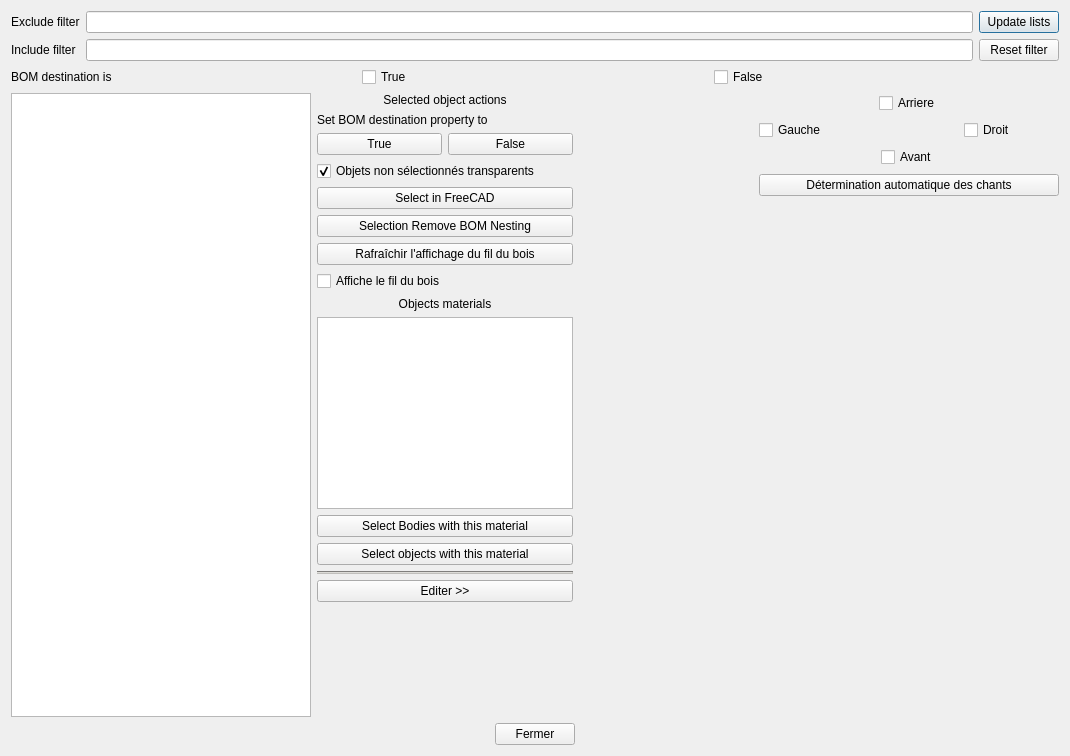
First picture: the form in BOM_objects_managment.ui, repository Matt-Kron/FreeCAD_BespokeFurniture, before the edit.
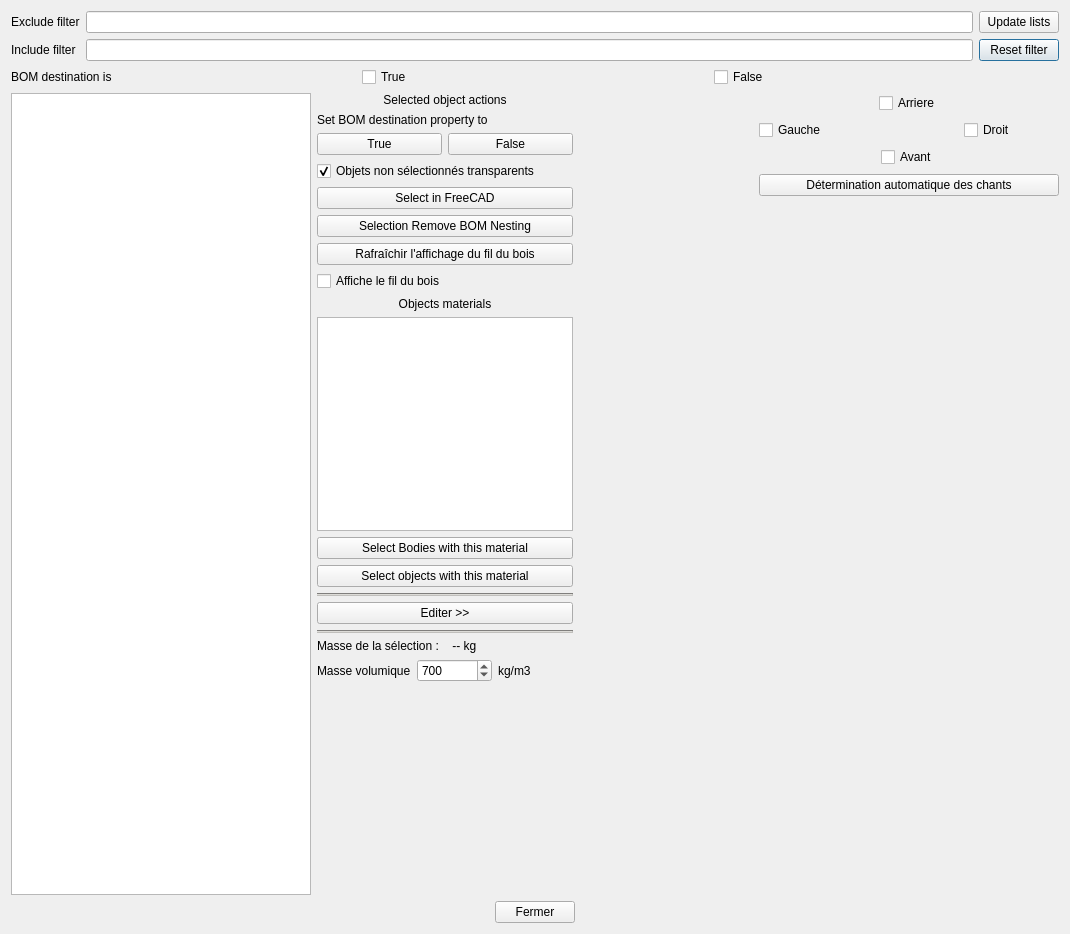
Second picture: the form after the edit. Icons and pictures are not drawn.

Commit message: Masse selection dans BOM mgt

```diff
--- a/BOM_objects_managment.ui
+++ b/BOM_objects_managment.ui
@@ -7,7 +7,7 @@
     <x>0</x>
     <y>0</y>
     <width>1070</width>
-    <height>756</height>
+    <height>934</height>
    </rect>
   </property>
   <property name="windowTitle">
@@ -19,20 +19,6 @@
    </property>
    <item>
     <layout class="QGridLayout" name="gridLayout">
-     <item row="0" column="0">
-      <widget class="QLabel" name="label_6">
-       <property name="text">
-        <string>Exclude filter</string>
-       </property>
-      </widget>
-     </item>
-     <item row="0" column="2">
-      <widget class="QPushButton" name="excludeFilter_update_pushButton">
-       <property name="text">
-        <string>Update lists</string>
-       </property>
-      </widget>
-     </item>
      <item row="0" column="1">
       <widget class="QLineEdit" name="excludeFilter_lineEdit">
        <property name="clearButtonEnabled">
@@ -40,6 +26,13 @@
        </property>
       </widget>
      </item>
+     <item row="1" column="1">
+      <widget class="QLineEdit" name="includeFilter_lineEdit">
+       <property name="clearButtonEnabled">
+        <bool>true</bool>
+       </property>
+      </widget>
+     </item>
      <item row="1" column="0">
       <widget class="QLabel" name="label_7">
        <property name="text">
@@ -47,13 +40,6 @@
        </property>
       </widget>
      </item>
-     <item row="1" column="1">
-      <widget class="QLineEdit" name="includeFilter_lineEdit">
-       <property name="clearButtonEnabled">
-        <bool>true</bool>
-       </property>
-      </widget>
-     </item>
      <item row="1" column="2">
       <widget class="QPushButton" name="resetFilter_pushButton">
        <property name="text">
@@ -61,6 +47,20 @@
        </property>
       </widget>
      </item>
+     <item row="0" column="0">
+      <widget class="QLabel" name="label_6">
+       <property name="text">
+        <string>Exclude filter</string>
+       </property>
+      </widget>
+     </item>
+     <item row="0" column="2">
+      <widget class="QPushButton" name="excludeFilter_update_pushButton">
+       <property name="text">
+        <string>Update lists</string>
+       </property>
+      </widget>
+     </item>
     </layout>
    </item>
    <item>
@@ -231,6 +231,65 @@
          </property>
         </widget>
        </item>
+       <item>
+        <widget class="QFrame" name="frame_2">
+         <property name="styleSheet">
+          <string notr="true">background-color: rgb(192, 191, 188);</string>
+         </property>
+         <property name="frameShape">
+          <enum>QFrame::Shape::HLine</enum>
+         </property>
+         <property name="frameShadow">
+          <enum>QFrame::Shadow::Sunken</enum>
+         </property>
+        </widget>
+       </item>
+       <item>
+        <layout class="QHBoxLayout" name="horizontalLayout_8">
+         <item>
+          <widget class="QLabel" name="label_5">
+           <property name="text">
+            <string>Masse de la sélection : </string>
+           </property>
+          </widget>
+         </item>
+         <item>
+          <widget class="QLabel" name="masse_label">
+           <property name="text">
+            <string> -- kg</string>
+           </property>
+          </widget>
+         </item>
+        </layout>
+       </item>
+       <item>
+        <layout class="QHBoxLayout" name="horizontalLayout_5">
+         <item>
+          <widget class="QLabel" name="label_8">
+           <property name="text">
+            <string>Masse volumique</string>
+           </property>
+          </widget>
+         </item>
+         <item>
+          <widget class="QSpinBox" name="masseVolumique_spinBox">
+           <property name="maximum">
+            <number>10000</number>
+           </property>
+           <property name="value">
+            <number>700</number>
+           </property>
+          </widget>
+         </item>
+         <item>
+          <widget class="QLabel" name="label_9">
+           <property name="text">
+            <string>kg/m3</string>
+           </property>
+          </widget>
+         </item>
+        </layout>
+       </item>
        <item>
         <spacer name="verticalSpacer">
          <property name="orientation">
```
The commit also changes 1 other file.
